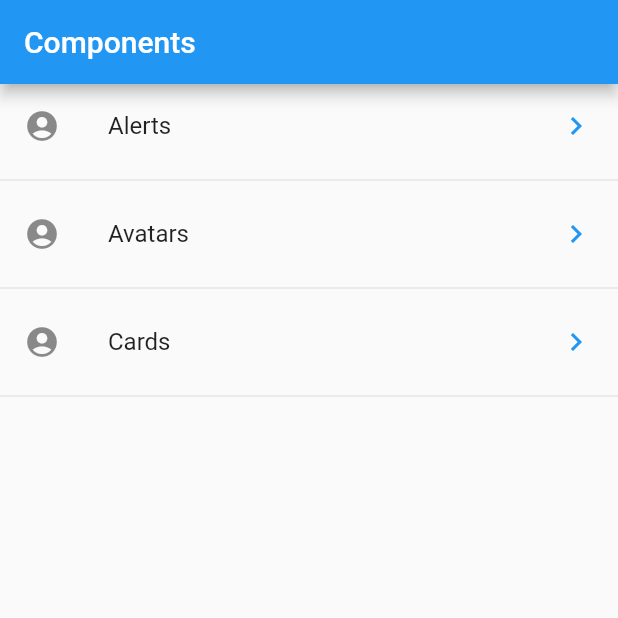
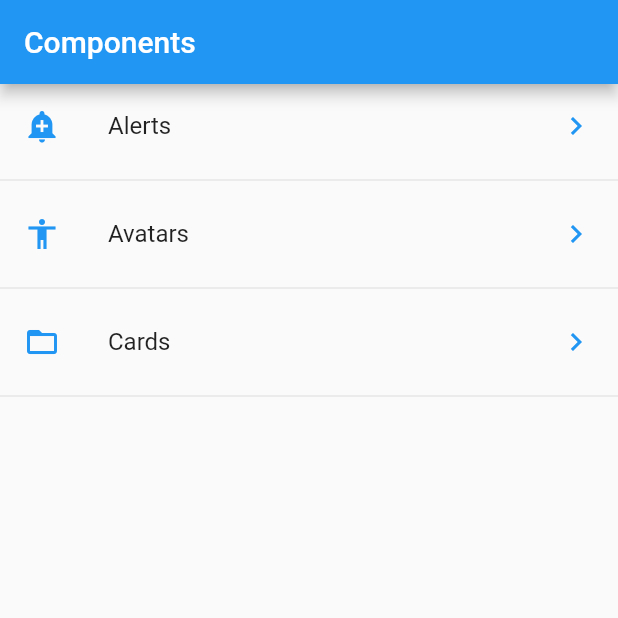
Before and after one commit to NepCode/components_app, a Flutter app: the screen it shows after launch, on a phone screen of 412 x 824 dp, the top half of it. Run offline on Flutter 3.47's test engine with Material 2 defaults, Android fonts, the phone set to English and light mode, and no system bars.

Commit message:
icons string util added

```diff
--- /dev/null
+++ b/lib/src/pages/alert_page.dart
@@ -0,0 +1 @@
+import 'package:flutter/material.dart';
--- a/lib/src/pages/home_page.dart
+++ b/lib/src/pages/home_page.dart
@@ -1,5 +1,6 @@
 import 'package:flutter/material.dart';
 import 'package:flutter_app_components/src/providers/menu_provider.dart';
+import 'package:flutter_app_components/src/utils/icon_string_util.dart';
 
 
 class HomePage extends StatelessWidget {
@@ -56,7 +57,7 @@ class HomePage extends StatelessWidget {
     data.forEach( (opt)  {
       final widgetTemp = ListTile(
         title: Text(opt['text']),
-        leading: Icon(Icons.account_circle),
+        leading: getIcon( opt['icon']),
         trailing: Icon(Icons.keyboard_arrow_right, color: Colors.blue,),
         onTap: () {
 
```
Also changed, not shown: lib/src/utils/icon_string_util.dart (+20 -0 lines), lib/src/pages/avatar_page.dart (added).
